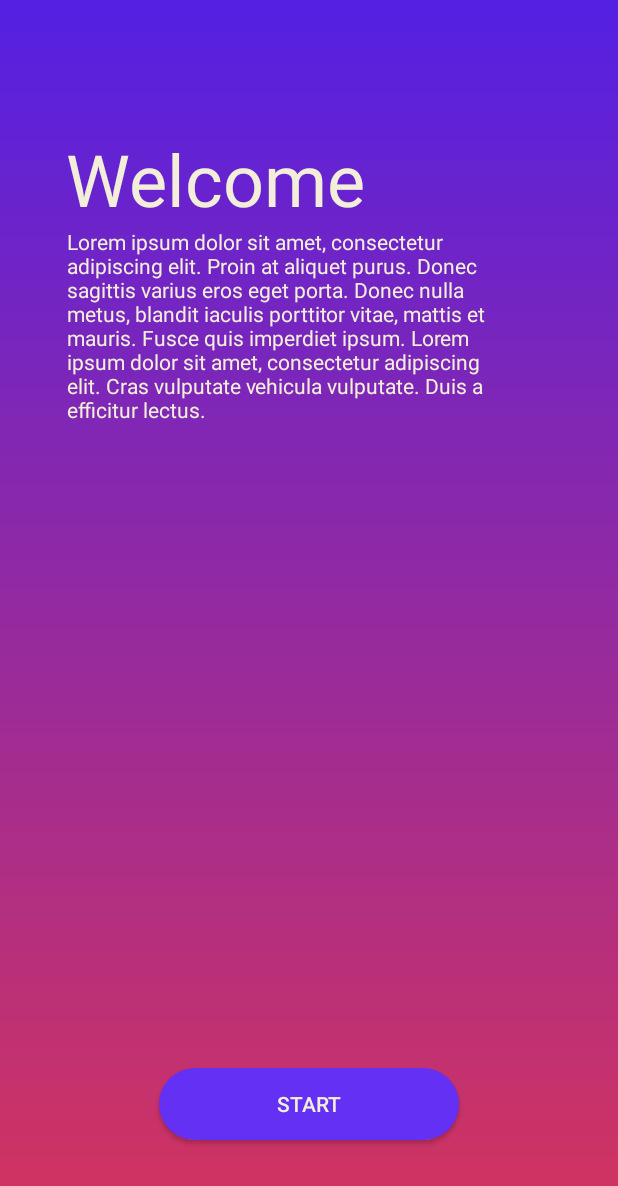
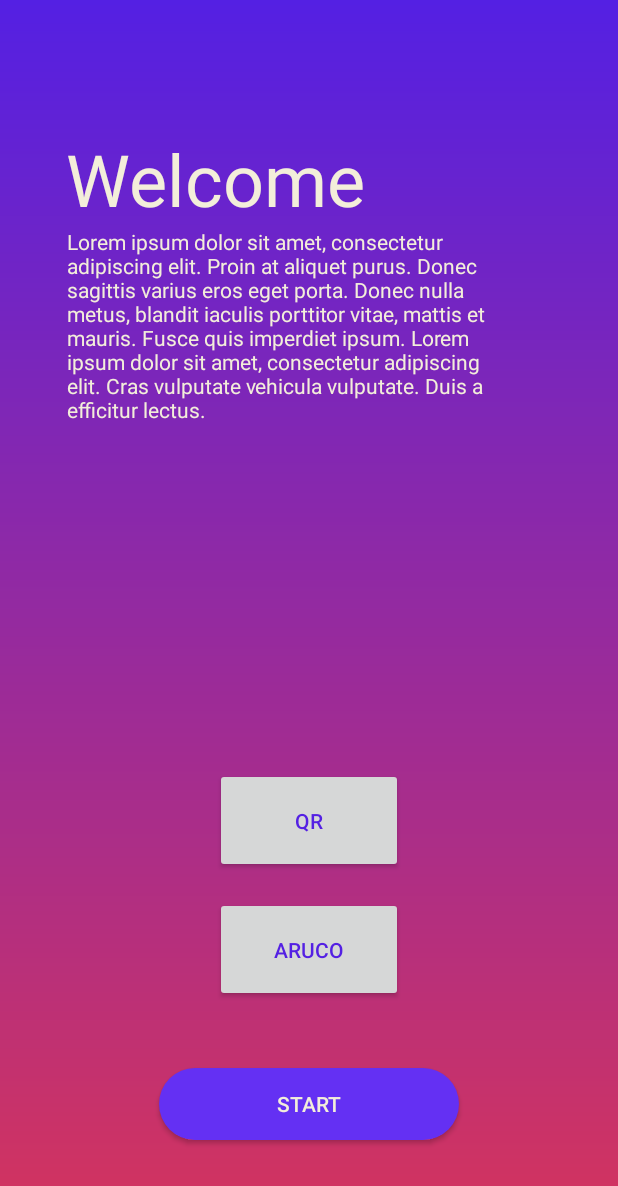
Before and after one commit to dobredani/VA-AR-FII, an Android app: the screen it shows after launch (MainActivity), on a phone screen of 412 x 824 dp. Shown: the top 1186 px of the screen. Run offline under Robolectric (Android 15) with nearby library versions, the phone set to English and light mode, and no system bars; our stand-ins replace Volley.

Commit message:
QR added
- added QR activity
- added debug buttons on start activity
- DEBUG_MODE configurable in strings.xml

```diff
--- a/Proiect Android/Interfata/app/src/main/AndroidManifest.xml
+++ b/Proiect Android/Interfata/app/src/main/AndroidManifest.xml
@@ -31,9 +31,10 @@
         </activity>
         <activity android:name=".StartNavigationActivity" />
         <activity android:name=".ImageProcessing"
-            android:screenOrientation="landscape"
+            android:screenOrientation="portrait"
             android:theme="@style/Theme.AppCompat.Light.NoActionBar.FullScreen"/>
         <activity android:name=".CameraActivity"/>
+        <activity android:name=".ScanQR"/>
     </application>
 
 </manifest>
--- a/Proiect Android/Interfata/app/src/main/java/com/example/myapplication/MainActivity.java
+++ b/Proiect Android/Interfata/app/src/main/java/com/example/myapplication/MainActivity.java
@@ -5,14 +5,14 @@ import android.os.Bundle;
 import android.view.View;
 import android.widget.Button;
 
-import androidx.appcompat.app.AppCompatActivity;
-
 import com.android.volley.Request;
 import com.android.volley.RequestQueue;
 import com.android.volley.Response;
 import com.android.volley.VolleyError;
 import com.android.volley.toolbox.StringRequest;
 import com.android.volley.toolbox.Volley;
+
+import androidx.appcompat.app.AppCompatActivity;
 
 public class MainActivity extends AppCompatActivity {
 
@@ -29,6 +29,29 @@ public class MainActivity extends AppCompatActivity {
                 startActivity(launchActivity1);
             }
         });
+
+        if (getResources().getString(R.string.DEBUG_MODE).equalsIgnoreCase("true")){
+            Button debugQR = findViewById(R.id.debug_QR);
+            debugQR.setVisibility(View.VISIBLE);
+            debugQR.setOnClickListener(new View.OnClickListener() {
+                @Override
+                public void onClick(View v) {
+                    Intent launchActivity1 = new Intent(MainActivity.this, ScanQR.class);
+                    startActivity(launchActivity1);
+                }
+            });
+
+            Button debugAruco = findViewById(R.id.debug_Aruco);
+            debugAruco.setVisibility(View.VISIBLE);
+            debugAruco.setOnClickListener(new View.OnClickListener() {
+                @Override
+                public void onClick(View v) {
+                    Intent launchActivity1 = new Intent(MainActivity.this, ImageProcessing.class);
+                    startActivity(launchActivity1);
+                }
+            });
+
+        }
     }
 
 
--- a/Proiect Android/Interfata/app/src/main/res/layout/activity_main.xml
+++ b/Proiect Android/Interfata/app/src/main/res/layout/activity_main.xml
@@ -30,8 +30,10 @@
         android:layout_height="match_parent"
         app:layout_constraintBottom_toBottomOf="parent"
         app:layout_constraintEnd_toEndOf="parent"
+        app:layout_constraintHorizontal_bias="1.0"
         app:layout_constraintStart_toStartOf="parent"
         app:layout_constraintTop_toTopOf="parent"
+        app:layout_constraintVertical_bias="0.0"
         app:srcCompat="@drawable/background_image1" />
 
     <TextView
@@ -62,4 +64,28 @@
         app:layout_constraintTop_toBottomOf="@+id/welcomeText"
         app:layout_constraintVertical_bias="0.305" />
 
+    <Button
+        android:id="@+id/debug_QR"
+        android:layout_width="125dp"
+        android:layout_height="70dp"
+        android:layout_marginEnd="16dp"
+        android:layout_marginBottom="16dp"
+        android:text="QR"
+        android:visibility="invisible"
+        app:layout_constraintBottom_toTopOf="@+id/debug_Aruco"
+        app:layout_constraintEnd_toEndOf="parent"
+        app:layout_constraintHorizontal_bias="0.529"
+        app:layout_constraintStart_toStartOf="@+id/imageView3" />
+
+    <Button
+        android:id="@+id/debug_Aruco"
+        android:layout_width="125dp"
+        android:layout_height="70dp"
+        android:layout_marginBottom="44dp"
+        android:text="Aruco"
+        android:visibility="invisible"
+        app:layout_constraintBottom_toTopOf="@+id/startBtn"
+        app:layout_constraintEnd_toEndOf="parent"
+        app:layout_constraintStart_toStartOf="parent" />
+
 </androidx.constraintlayout.widget.ConstraintLayout>
--- a/Proiect Android/Interfata/app/src/main/res/layout/camera_view.xml
+++ b/Proiect Android/Interfata/app/src/main/res/layout/camera_view.xml
@@ -9,8 +9,9 @@
 
     <org.opencv.android.JavaCameraView
         android:id="@+id/surface_view"
-        android:layout_width="match_parent"
-        android:layout_height="match_parent"
+        android:layout_width="fill_parent"
+        android:layout_height="fill_parent"
+        android:visibility="gone"
         app:layout_constraintTop_toTopOf="parent"
         />
 
--- a/Proiect Android/Interfata/app/src/main/res/values/strings.xml
+++ b/Proiect Android/Interfata/app/src/main/res/values/strings.xml
@@ -4,4 +4,7 @@
     <string name="open">Open</string>
     <string name="close">Close</string>
     <string name="FII">UAIC, Corp C</string>
+
+    <!-- set 'true' for debug mode -->
+    <string name="DEBUG_MODE">true</string>
 </resources>
```
Also changed, not shown: Proiect Android/Interfata/app/build.gradle (+4 -3 lines), Proiect Android/Interfata/app/src/main/java/com/example/myapplication/ImageProcessing.java (+11 -4 lines), Proiect Android/Interfata/app/src/main/java/com/example/myapplication/ScanQR.java (added, +144 -0 lines).
